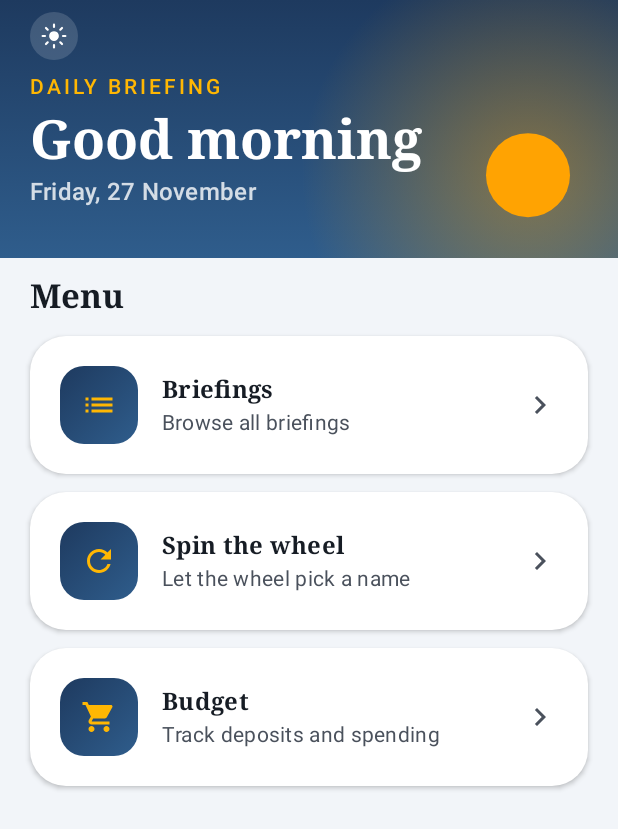
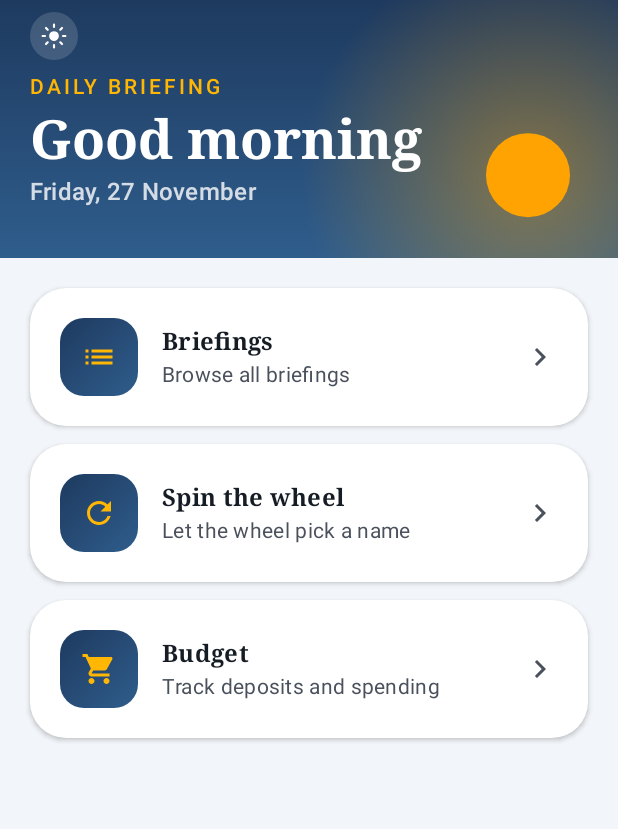
Before and after one commit to nmanojlovski/briefing-app, an Android app built with Jetpack Compose: the screen it shows after launch (MainActivity), on a phone screen of 412 x 824 dp. Shown: the top 829 px of the screen. Run offline under Robolectric (Android 15) with nearby library versions, the phone set to English and light mode, and no system bars; our stand-ins replace Room's generated code; 1 statement that could not run was skipped.

Commit message:
Rename the app to "Personal app" and drop the Menu heading
- app_name is now "Personal app" (launcher icon label and app name).
  The package id stays com.nmanojlovski.briefing, so the installed
  app and its saved data are kept.
- Remove the "Menu" title above the main menu tiles.

Co-Authored-By: Claude Opus 5.5 <noreply@anthropic.com>

```diff
--- a/app/src/main/java/com/nmanojlovski/briefing/Screens.kt
+++ b/app/src/main/java/com/nmanojlovski/briefing/Screens.kt
@@ -111,11 +111,7 @@ fun HomeScreen(
                 onToggleTheme = onToggleTheme
             )
             Column(modifier = Modifier.padding(horizontal = 20.dp)) {
-                Text(
-                    "Menu",
-                    style = MaterialTheme.typography.titleLarge,
-                    modifier = Modifier.padding(top = 12.dp, bottom = 12.dp)
-                )
+                Spacer(Modifier.height(20.dp)) // a little room between the blue band and the tiles
                 MenuTile(
                     icon = Icons.AutoMirrored.Filled.List,
                     title = "Briefings",
--- a/app/src/main/res/values/strings.xml
+++ b/app/src/main/res/values/strings.xml
@@ -1,5 +1,5 @@
 <resources>
-    <string name="app_name">Briefing</string>
+    <string name="app_name">Personal app</string>
     <string name="widget_name">Daily briefing</string>
     <string name="widget_description">Today\'s top headlines</string>
 </resources>
```
